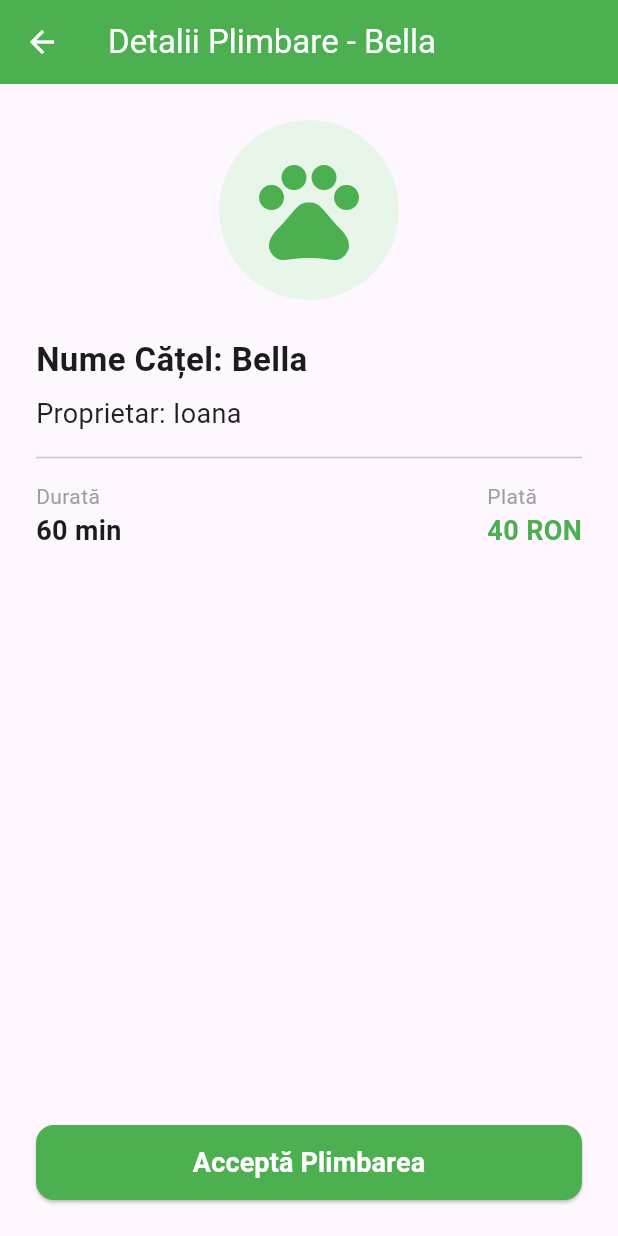
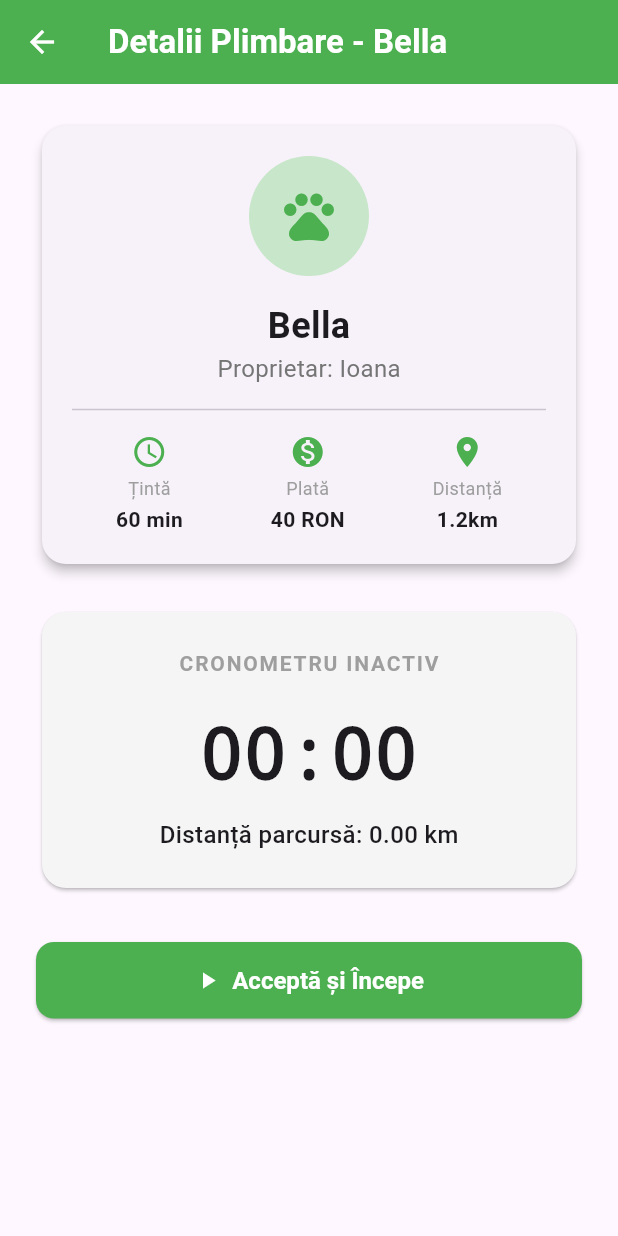
Before and after one commit to bogdanbadea2011-cmd/paws_now, a Flutter app: the WalkerHomeScreen screen opened directly, after a tap on "Bella (Proprietar: Ioana)", on a phone screen of 412 x 824 dp. Run offline on Flutter 3.47's test engine with Material 3 defaults, Android fonts, the phone set to English and light mode, and no system bars.

Commit message:
Aplicatie curata fara erori si cronometru functional

```diff
--- a/lib/walk_details_screen.dart
+++ b/lib/walk_details_screen.dart
@@ -1,90 +1,197 @@
+import 'dart:async';
 import 'package:flutter/material.dart';
 
-class WalkDetailsScreen extends StatelessWidget {
+class WalkDetailsScreen extends StatefulWidget {
   final String dogName;
   final String ownerName;
-  final String reward;
   final String duration;
+  final String price;
+  final String distance;
 
   const WalkDetailsScreen({
     super.key,
-    required this.dogName,
-    required this.ownerName,
-    required this.reward,
-    required this.duration,
+    this.dogName = 'Rex',
+    this.ownerName = 'Andrei',
+    this.duration = '45 min',
+    this.price = '30 RON',
+    this.distance = '500m',
   });
+
+  @override
+  State<WalkDetailsScreen> createState() => _WalkDetailsScreenState();
+}
+
+class _WalkDetailsScreenState extends State<WalkDetailsScreen> {
+  Timer? _timer;
+  int _secondsPassed = 0;
+  bool _isWalkingActive = false;
+  double _kilometersWalked = 0.0;
+
+  void _startWalk() {
+    setState(() {
+      _isWalkingActive = true;
+    });
+
+    _timer = Timer.periodic(const Duration(seconds: 1), (timer) {
+      setState(() {
+        _secondsPassed++;
+        if (_secondsPassed % 5 == 0) {
+          _kilometersWalked += 0.01;
+        }
+      });
+    });
+  }
+
+  void _stopWalk() {
+    _timer?.cancel();
+    setState(() {
+      _isWalkingActive = false;
+    });
+
+    showDialog(
+      context: context,
+      builder: (context) => AlertDialog(
+        title: const Text('Plimbare Finalizată! 🎉'),
+        content: Text(
+          'Ai plimbat-o pe ${widget.dogName} timp de ${_formatTime(_secondsPassed)} '
+          'și ai parcurs ${_kilometersWalked.toStringAsFixed(2)} km.\n\n'
+          'Suma de ${widget.price} a fost transferată în contul tău.',
+        ),
+        actions: [
+          TextButton(
+            onPressed: () {
+              Navigator.pop(context);
+              Navigator.pop(context);
+            },
+            child: const Text('Ok'),
+          ),
+        ],
+      ),
+    );
+  }
+
+  String _formatTime(int totalSeconds) {
+    int minutes = totalSeconds ~/ 60;
+    int seconds = totalSeconds % 60;
+    String minutesStr = minutes.toString().padLeft(2, '0');
+    String secondsStr = seconds.toString().padLeft(2, '0');
+    return '$minutesStr:$secondsStr';
+  }
+
+  @override
+  void dispose() {
+    _timer?.cancel();
+    super.dispose();
+  }
+
+  Widget _buildInfoColumn(IconData icon, String label, String value) {
+    return Column(
+      children: [
+        Icon(icon, color: Colors.green),
+        const SizedBox(height: 4),
+        Text(label, style: const TextStyle(fontSize: 12, color: Colors.grey)),
+        const SizedBox(height: 2),
+        Text(value, style: const TextStyle(fontSize: 14, fontWeight: FontWeight.bold)),
+      ],
+    );
+  }
 
   @override
   Widget build(BuildContext context) {
     return Scaffold(
       appBar: AppBar(
-        title: Text('Detalii Plimbare - $dogName'),
+        title: Text(
+          'Detalii Plimbare - ${widget.dogName}',
+          style: const TextStyle(fontWeight: FontWeight.bold, color: Colors.white),
+        ),
         backgroundColor: Colors.green,
-        foregroundColor: Colors.white,
+        iconTheme: const IconThemeData(color: Colors.white),
       ),
-      body: Padding(
+      body: SingleChildScrollView(
         padding: const EdgeInsets.all(24.0),
         child: Column(
-          crossAxisAlignment: CrossAxisAlignment.start,
+          crossAxisAlignment: CrossAxisAlignment.stretch,
           children: [
-            Center(
-              child: Container(
-                padding: const EdgeInsets.all(20),
-                decoration: BoxDecoration(
-                  color: Colors.green.shade50,
-                  shape: BoxShape.circle,
+            Card(
+              shape: RoundedRectangleBorder(borderRadius: BorderRadius.circular(16)),
+              elevation: 3,
+              child: Padding(
+                padding: const EdgeInsets.all(20.0),
+                child: Column(
+                  children: [
+                    CircleAvatar(
+                      radius: 40,
+                      backgroundColor: Colors.green.shade100,
+                      child: const Icon(Icons.pets, size: 40, color: Colors.green),
                     ),
-                child: const Icon(Icons.pets, size: 80, color: Colors.green),
+                    const SizedBox(height: 16),
+                    Text(
+                      widget.dogName,
+                      style: const TextStyle(fontSize: 24, fontWeight: FontWeight.bold),
                     ),
-            ),
-            const SizedBox(height: 24),
                     Text(
-              'Nume Cățel: $dogName',
-              style: const TextStyle(fontSize: 22, fontWeight: FontWeight.bold),
-            ),
-            const SizedBox(height: 8),
-            Text(
-              'Proprietar: $ownerName',
-              style: const TextStyle(fontSize: 18, color: Colors.black87),
+                      'Proprietar: ${widget.ownerName}',
+                      style: TextStyle(fontSize: 16, color: Colors.grey.shade600),
                     ),
                     const Divider(height: 32, thickness: 1),
                     Row(
-              mainAxisAlignment: MainAxisAlignment.spaceBetween,
+                      mainAxisAlignment: MainAxisAlignment.spaceAround,
                       children: [
-                Column(
-                  crossAxisAlignment: CrossAxisAlignment.start,
-                  children: [
-                    const Text('Durată', style: TextStyle(color: Colors.grey)),
-                    Text(duration, style: const TextStyle(fontSize: 18, fontWeight: FontWeight.bold)),
-                  ],
-                ),
-                Column(
-                  crossAxisAlignment: CrossAxisAlignment.start,
-                  children: [
-                    const Text('Plată', style: TextStyle(color: Colors.grey)),
-                    Text(reward, style: const TextStyle(fontSize: 18, fontWeight: FontWeight.bold, color: Colors.green)),
+                        _buildInfoColumn(Icons.access_time, 'Țintă', widget.duration),
+                        _buildInfoColumn(Icons.monetization_on, 'Plată', widget.price),
+                        _buildInfoColumn(Icons.location_on, 'Distanță', widget.distance),
                       ],
                     ),
                   ],
                 ),
-            const Spacer(),
-            SizedBox(
-              width: double.infinity,
-              height: 50,
-              child: ElevatedButton(
-                onPressed: () {
-                  ScaffoldMessenger.of(context).showSnackBar(
-                    SnackBar(content: Text('Ai acceptat plimbarea lui $dogName!')),
-                  );
-                  Navigator.pop(context);
-                },
+              ),
+            ),
+            const SizedBox(height: 24),
+            Card(
+              color: _isWalkingActive ? Colors.green.shade50 : Colors.grey.shade100,
+              shape: RoundedRectangleBorder(borderRadius: BorderRadius.circular(16)),
+              child: Padding(
+                padding: const EdgeInsets.all(24.0),
+                child: Column(
+                  children: [
+                    Text(
+                      _isWalkingActive ? 'PLIMBARE ACTIVĂ' : 'CRONOMETRU INACTIV',
+                      style: TextStyle(
+                        fontWeight: FontWeight.bold,
+                        color: _isWalkingActive ? Colors.green : Colors.grey,
+                        letterSpacing: 1.2,
+                      ),
+                    ),
+                    const SizedBox(height: 16),
+                    Text(
+                      _formatTime(_secondsPassed),
+                      style: const TextStyle(
+                        fontSize: 48,
+                        fontWeight: FontWeight.bold,
+                        fontFamily: 'monospace',
+                      ),
+                    ),
+                    const SizedBox(height: 8),
+                    Text(
+                      'Distanță parcursă: ${_kilometersWalked.toStringAsFixed(2)} km',
+                      style: const TextStyle(fontSize: 16, fontWeight: FontWeight.w500),
+                    ),
+                  ],
+                ),
+              ),
+            ),
+            const SizedBox(height: 32),
+            ElevatedButton.icon(
+              icon: Icon(_isWalkingActive ? Icons.stop : Icons.play_arrow),
+              label: Text(_isWalkingActive ? 'Finalizează Plimbarea' : 'Acceptă și Începe'),
               style: ElevatedButton.styleFrom(
-                  backgroundColor: Colors.green,
+                backgroundColor: _isWalkingActive ? Colors.red : Colors.green,
                 foregroundColor: Colors.white,
+                padding: const EdgeInsets.symmetric(vertical: 16),
                 shape: RoundedRectangleBorder(borderRadius: BorderRadius.circular(12)),
+                textStyle: const TextStyle(fontSize: 16, fontWeight: FontWeight.bold),
               ),
-                child: const Text('Acceptă Plimbarea', style: TextStyle(fontSize: 18, fontWeight: FontWeight.bold)),
-              ),
+              onPressed: _isWalkingActive ? _stopWalk : _startWalk,
             ),
           ],
         ),
--- a/lib/walker_home_screen.dart
+++ b/lib/walker_home_screen.dart
@@ -1,29 +1,41 @@
 import 'package:flutter/material.dart';
 import 'walk_details_screen.dart';
-import 'profile_screen.dart'; // Importăm ecranul de profil
 
-class WalkerHomeScreen extends StatelessWidget {
+class WalkerHomeScreen extends StatefulWidget {
   const WalkerHomeScreen({super.key});
+
+  @override
+  State<WalkerHomeScreen> createState() => _WalkerHomeScreenState();
+}
+
+class _WalkerHomeScreenState extends State<WalkerHomeScreen> {
+  final List<Map<String, String>> _dogsInArea = [
+    {
+      'dogName': 'Rex',
+      'ownerName': 'Andrei',
+      'duration': '45 min',
+      'price': '30 RON',
+      'distance': '500m',
+    },
+    {
+      'dogName': 'Bella',
+      'ownerName': 'Ioana',
+      'duration': '60 min',
+      'price': '40 RON',
+      'distance': '1.2km',
+    },
+  ];
 
   @override
   Widget build(BuildContext context) {
     return Scaffold(
       appBar: AppBar(
-        title: const Text('Paws Now - Dog Walker'),
+        title: const Text(
+          'Paws Now - Dog Walker',
+          style: TextStyle(fontWeight: FontWeight.bold, color: Colors.white),
+        ),
         backgroundColor: Colors.green,
-        foregroundColor: Colors.white,
-        // Adăugăm iconița de profil în bara verde de sus
-        actions: [
-          IconButton(
-            icon: const Icon(Icons.account_circle, size: 28),
-            onPressed: () {
-              Navigator.push(
-                context,
-                MaterialPageRoute(builder: (context) => const ProfileScreen()),
-              );
-            },
-          ),
-        ],
+        automaticallyImplyLeading: true,
       ),
       body: Padding(
         padding: const EdgeInsets.all(16.0),
@@ -32,58 +44,55 @@ class WalkerHomeScreen extends StatelessWidget {
           children: [
             const Text(
               'Câini disponibili în zonă',
-              style: TextStyle(fontSize: 22, fontWeight: FontWeight.bold),
+              style: TextStyle(
+                fontSize: 18,
+                fontWeight: FontWeight.bold,
+                color: Colors.black87,
+              ),
             ),
             const SizedBox(height: 16),
-
-            // Cardul 1: Rex
-            Card(
-              elevation: 4,
-              shape: RoundedRectangleBorder(borderRadius: BorderRadius.circular(12)),
+            Expanded(
+              child: ListView.builder(
+                itemCount: _dogsInArea.length,
+                itemBuilder: (context, index) {
+                  final dog = _dogsInArea[index];
+                  return Card(
+                    margin: const EdgeInsets.only(bottom: 12),
+                    shape: RoundedRectangleBorder(
+                      borderRadius: BorderRadius.circular(12),
+                    ),
                     child: ListTile(
+                      contentPadding: const EdgeInsets.symmetric(horizontal: 16, vertical: 8),
+                      leading: CircleAvatar(
+                        backgroundColor: Colors.orange.shade100,
+                        child: const Icon(Icons.pets, color: Colors.orange),
+                      ),
+                      title: Text(
+                        '${dog['dogName']} (Proprietar: ${dog['ownerName']})',
+                        style: const TextStyle(fontWeight: FontWeight.bold),
+                      ),
+                      subtitle: Text(
+                        'Plimbare de ${dog['duration']} • ${dog['price']} • Distanță: ${dog['distance']}',
+                        style: TextStyle(color: Colors.grey.shade600, fontSize: 13),
+                      ),
+                      trailing: const Icon(Icons.chevron_right, color: Colors.grey),
                       onTap: () {
                         Navigator.push(
                           context,
                           MaterialPageRoute(
-                      builder: (context) => const WalkDetailsScreen(
-                        dogName: 'Rex',
-                        ownerName: 'Andrei',
-                        reward: '30 RON',
-                        duration: '45 min',
+                            builder: (context) => WalkDetailsScreen(
+                              dogName: dog['dogName']!,
+                              ownerName: dog['ownerName']!,
+                              duration: dog['duration']!,
+                              price: dog['price']!,
+                              distance: dog['distance']!,
                             ),
                           ),
                         );
                       },
-                leading: const Icon(Icons.pets, size: 40, color: Colors.orange),
-                title: const Text('Rex (Proprietar: Andrei)', style: TextStyle(fontWeight: FontWeight.bold, fontSize: 18)),
-                subtitle: const Text('Plimbare de 45 min • 30 RON • Distanță: 500m'),
-                trailing: const Icon(Icons.arrow_forward_ios, size: 16, color: Colors.grey),
-              ),
-            ),
-            const SizedBox(height: 12),
-
-            // Cardul 2: Bella
-            Card(
-              elevation: 4,
-              shape: RoundedRectangleBorder(borderRadius: BorderRadius.circular(12)),
-              child: ListTile(
-                onTap: () {
-                  Navigator.push(
-                    context,
-                    MaterialPageRoute(
-                      builder: (context) => const WalkDetailsScreen(
-                        dogName: 'Bella',
-                        ownerName: 'Ioana',
-                        reward: '40 RON',
-                        duration: '60 min',
-                      ),
                     ),
                   );
                 },
-                leading: const Icon(Icons.pets, size: 40, color: Colors.brown),
-                title: const Text('Bella (Proprietar: Ioana)', style: TextStyle(fontWeight: FontWeight.bold, fontSize: 18)),
-                subtitle: const Text('Plimbare de 60 min • 40 RON • Distanță: 1.2km'),
-                trailing: const Icon(Icons.arrow_forward_ios, size: 16, color: Colors.grey),
               ),
             ),
           ],
```
Lines whose indentation alone changed are shown as unchanged.
